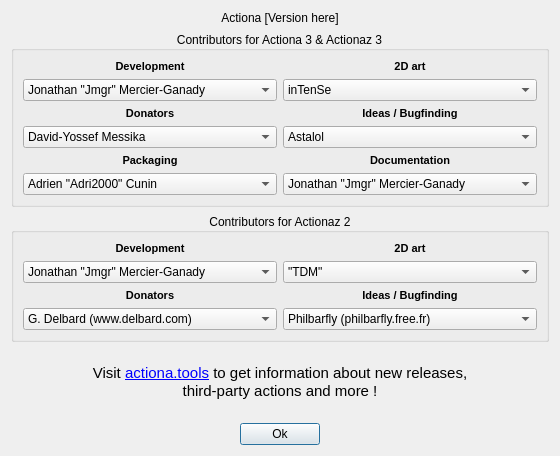
First picture: the form in gui/aboutdialog.ui, repository Jmgr/actiona, before the edit.
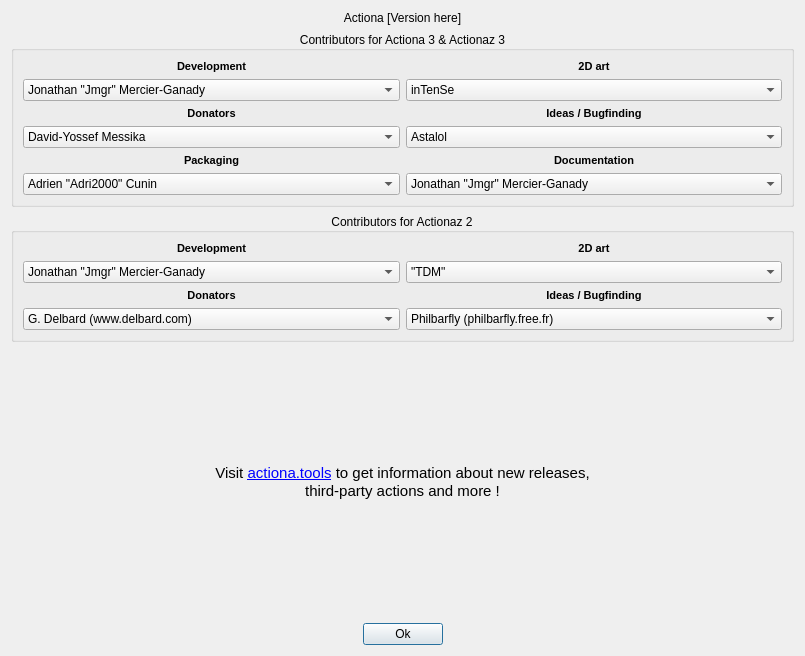
Second picture: the form after the edit. Icons and pictures are not drawn.

Commit message: Gui: changed some tab orderings

Diff of the .ui file:
```diff
--- a/gui/aboutdialog.ui
+++ b/gui/aboutdialog.ui
@@ -6,8 +6,8 @@
    <rect>
     <x>0</x>
     <y>0</y>
-    <width>560</width>
-    <height>456</height>
+    <width>805</width>
+    <height>656</height>
    </rect>
   </property>
   <property name="windowTitle">
```
Left out of the diff: 17 changed lines with no effect on the pictures. The commit also changes 3 other files.
